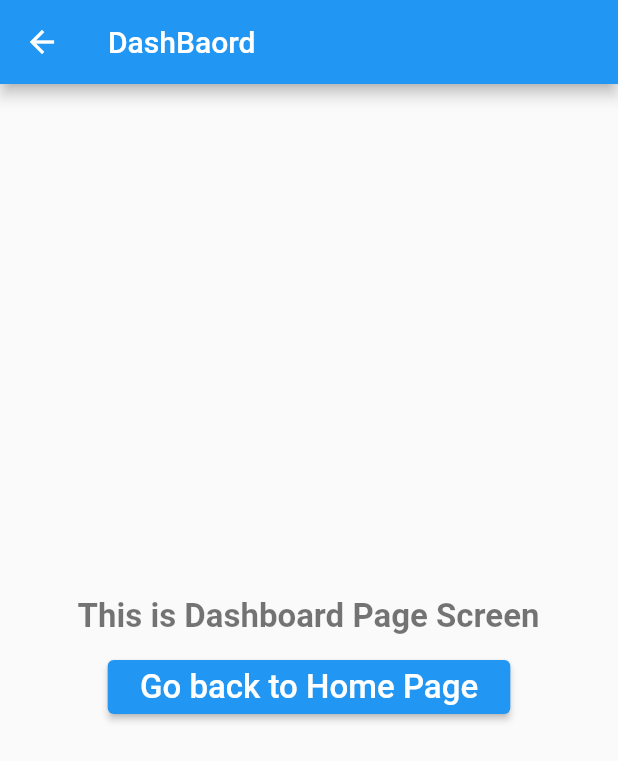
After one commit to jhunderdog/ftb, a Flutter app: the HomePage screen opened directly, after a tap on "Go to Dashboard Page", on a phone screen of 412 x 824 dp. The commit adds this screen. Shown: the top 761 px of the screen. Run offline on Flutter 3.47's test engine with Material 2 defaults, Android fonts, the phone set to English and light mode, and no system bars; our stand-ins replace get.

Commit message:
simple navigations

```diff
--- /dev/null
+++ b/lib/dashBoardPage.dart
@@ -0,0 +1,41 @@
+import 'package:flutter/material.dart';
+import 'package:flutter/widgets.dart';
+import 'package:get/get.dart';
+
+class DashBoardPage extends StatelessWidget {
+  const DashBoardPage({Key? key}) : super(key: key);
+
+  @override
+  Widget build(BuildContext context) {
+    return Scaffold(
+        appBar: AppBar(
+          title: Text("DashBaord"),
+        ),
+        body: Center(
+            child: Column(
+                mainAxisAlignment: MainAxisAlignment.center,
+                crossAxisAlignment: CrossAxisAlignment.center,
+                children: [
+              Text(
+                " This is Dashboard Page Screen ",
+                style: TextStyle(
+                  color: Colors.black54,
+                  fontSize: 22.0,
+                  fontWeight: FontWeight.bold,
+                ),
+              ),
+              SizedBox(height: 10.0),
+              ElevatedButton(
+                  onPressed: () {
+                    Get.back();
+                  },
+                  child: Text(
+                    " Go back to Home Page ",
+                    style: TextStyle(
+                      color: Colors.white,
+                      fontSize: 22.0,
+                    ),
+                  ))
+            ])));
+  }
+}
--- /dev/null
+++ b/lib/homePage.dart
@@ -0,0 +1,55 @@
+import 'package:flutter/material.dart';
+import 'package:flutter/widgets.dart';
+import 'package:ftb/dashBoardPage.dart';
+import 'package:get/get.dart';
+
+class HomePage extends StatelessWidget {
+  @override
+  Widget build(BuildContext context) {
+    return Scaffold(
+      appBar: AppBar(
+        title: Text(" Home Page"),
+      ),
+      body: Column(
+        mainAxisAlignment: MainAxisAlignment.center,
+        crossAxisAlignment: CrossAxisAlignment.center,
+        children: [
+          Text(
+            " THis is the Home Page Screen ",
+            style: TextStyle(
+                color: Colors.black54,
+                fontSize: 30.0,
+                fontWeight: FontWeight.bold),
+          ),
+          SizedBox(
+            height: 10.0,
+          ),
+          ElevatedButton(
+            onPressed: () {
+              Get.to(
+                DashBoardPage(),
+              );
+            },
+            child: Text(
+              " Go to Dashboard Page ",
+              style: TextStyle(
+                fontSize: 15.0,
+                color: Colors.white,
+              ),
+            ),
+          ),
+          SizedBox(
+            height: 10.0,
+          ),
+          ElevatedButton(
+            onPressed: () {
+              Get.back();
+            },
+            child: Text(" Go back to main",
+                style: TextStyle(fontSize: 15.0, color: Colors.white)),
+          ),
+        ],
+      ),
+    );
+  }
+}
--- a/lib/main.dart
+++ b/lib/main.dart
@@ -1,4 +1,5 @@
 import 'package:flutter/material.dart';
+import 'package:ftb/homePage.dart';
 import 'package:get/get.dart';
 
 void main() {
@@ -10,10 +11,10 @@ class MyApp extends StatelessWidget {
   @override
   Widget build(BuildContext context) {
     return GetMaterialApp(
-      title: " Bottom Sheet ",
+        title: " Route Navigation For Un-named Routes ",
         home: Scaffold(
             appBar: AppBar(
-          title: Text(" This is Bottom Sheet GetX"),
+              title: Text(" Route Navigation For Un-named Routes "),
             ),
             body: Center(
                 child: Column(
@@ -22,27 +23,12 @@ class MyApp extends StatelessWidget {
               children: [
                 ElevatedButton(
                     onPressed: () {
-                Get.bottomSheet(Container(
-                  child: Wrap(
-                    children: <Widget>[
-                      ListTile(
-                        leading: Icon(Icons.wb_incandescent),
-                        title: Text(" Light Theme "),
-                        onTap: () => {Get.changeTheme(ThemeData.light())},
-                      ),
-                      ListTile(
-                          leading: Icon(Icons.wb_incandescent_outlined),
-                          title: Text(" Dark Theme "),
-                          onTap: () => {Get.changeTheme(ThemeData.dark())})
+                      Get.to(
+                        HomePage(),
+                      );
+                    },
+                    child: Text(" Go to Home"))
               ],
-                  ),
-                ));
-              },
-              child: Text(" Bottom Sheet Button "),
-            )
-          ],
-        )),
-      ),
-    );
+            ))));
   }
 }
```
Lines whose indentation alone changed are shown as unchanged.
